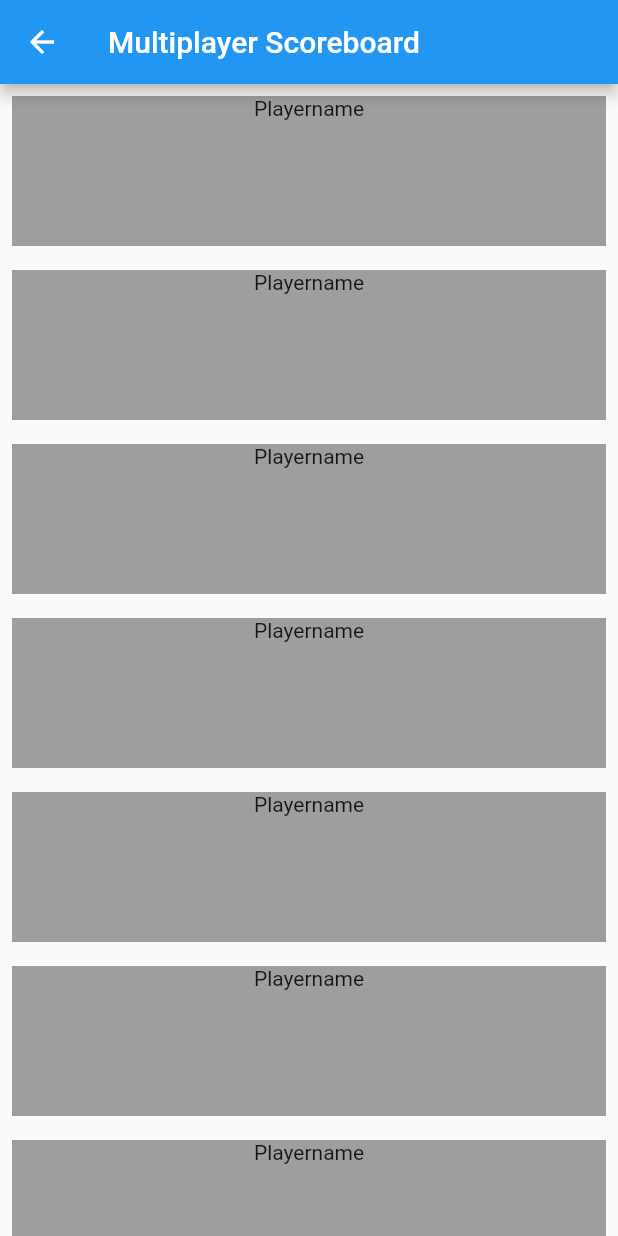
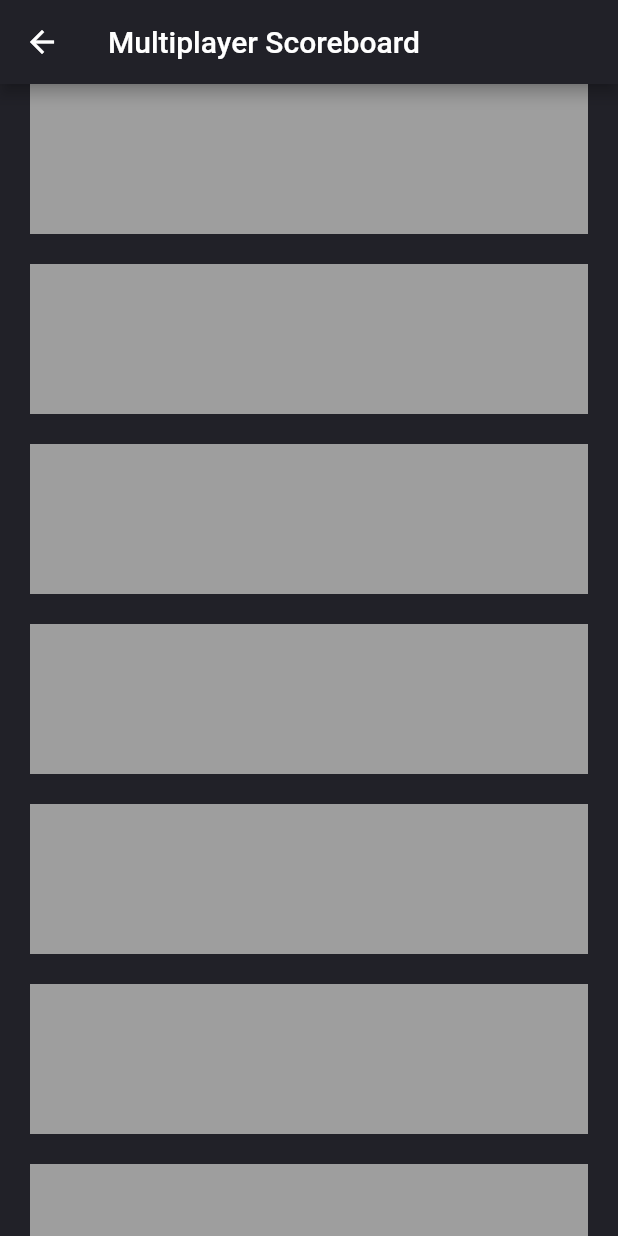
Before and after one commit to Mintra99/BachelorOppgave, a Flutter app: the ScoreboardPage screen opened directly, on a phone screen of 412 x 824 dp. Run offline on Flutter 3.47's test engine with Material 2 defaults, Android fonts, the phone set to English and light mode, and no system bars.

Commit message:
updated scoreboard

```diff
--- /dev/null
+++ b/factgame/lib/models/widgets/scoreboard.dart
@@ -0,0 +1,12 @@
+import 'package:flutter/material.dart';
+
+class Scoreboard extends StatelessWidget {
+  @override
+  Widget build(BuildContext context) {
+    return Container(
+      margin: EdgeInsets.only(bottom: 20, left: 20, right: 20),
+      height: 100,
+      color: Colors.grey,
+    );
+  }
+}
--- a/factgame/lib/scoreboard/multip_scoreboard.dart
+++ b/factgame/lib/scoreboard/multip_scoreboard.dart
@@ -1,7 +1,7 @@
 import 'package:factgame/models/global.dart';
 import 'package:flutter/material.dart';
 
-import './scoreboard.dart';
+import 'package:factgame/models/widgets/scoreboard.dart';
 
 class MPScoreboardManager extends StatefulWidget {
   @override
@@ -47,38 +47,22 @@ class ScoreboardPage extends StatelessWidget {
   @override
   Widget build(BuildContext context) {
     return Scaffold(
-      appBar: AppBar(title: Text('Multiplayer Scoreboard')),
-      body: Column(
-        children: [
-          Expanded(
-            child: Scrollbar(
-              child: ListView.builder(
-                itemCount: 10,
-                itemBuilder: (context, index) {
-                  return new GestureDetector(
-                    onTap: () {
-                      //TODO: can make this onTap navigate to their profile, else just remove the onTap
-                    },
-                    child: new Padding(
-                      padding: const EdgeInsets.all(8.0),
-                      child: new Container(
-                        color: Colors.grey,
-                        height: 100.0,
-                        child: Column(
-                          children: [
-                            //TODO: Make Scoreboard return playername and score
-                            Scoreboard(), //Returns 'Playername'
-                          ],
-                        ),
-                      ),
-                    ),
-                  );
-                },
-              ),
-            ),
-          ),
-        ],
+      appBar: AppBar(title: Text('Multiplayer Scoreboard'),
+          backgroundColor: darkGrayColor),
+      body: DecoratedBox(
+        child: ListView(
+          children: getList(),
+        ),
+        decoration: BoxDecoration(color: darkGrayColor),
       ),
     );
   }
+
+  List<Widget> getList() {
+    List<Scoreboard> list = [];
+    for (int i = 0; i< 10; i++) {
+      list.add(Scoreboard());
+    }
+    return list;
+  }
 }
--- a/factgame/lib/scoreboard/scoreboard.dart
+++ /dev/null
@@ -1,15 +0,0 @@
-import 'package:flutter/material.dart';
-
-class Scoreboard extends StatelessWidget {
-  @override
-  Widget build(BuildContext context) {
-    return Column(
-      children: [
-        Container(
-          //TODO: Return playername and score
-          child: Text('Playername'),
-        )
-      ],
-    );
-  }
-}
```
Also changed, not shown: factgame/lib/scoreboard/singlep_scoreboard.dart (+18 -34 lines).
